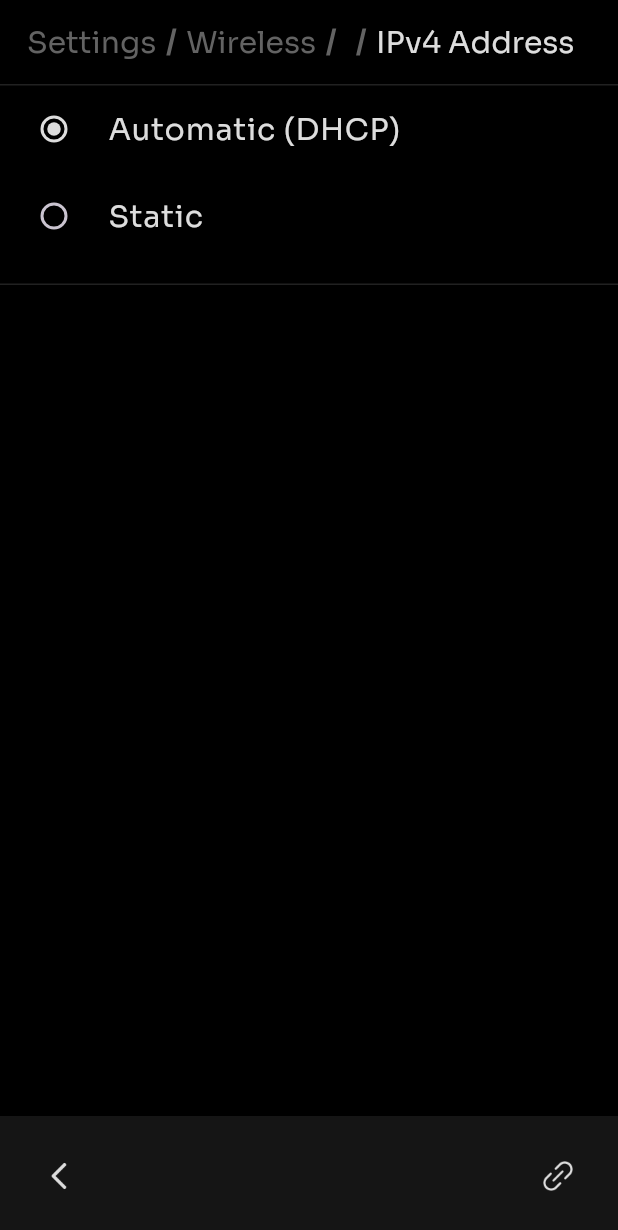
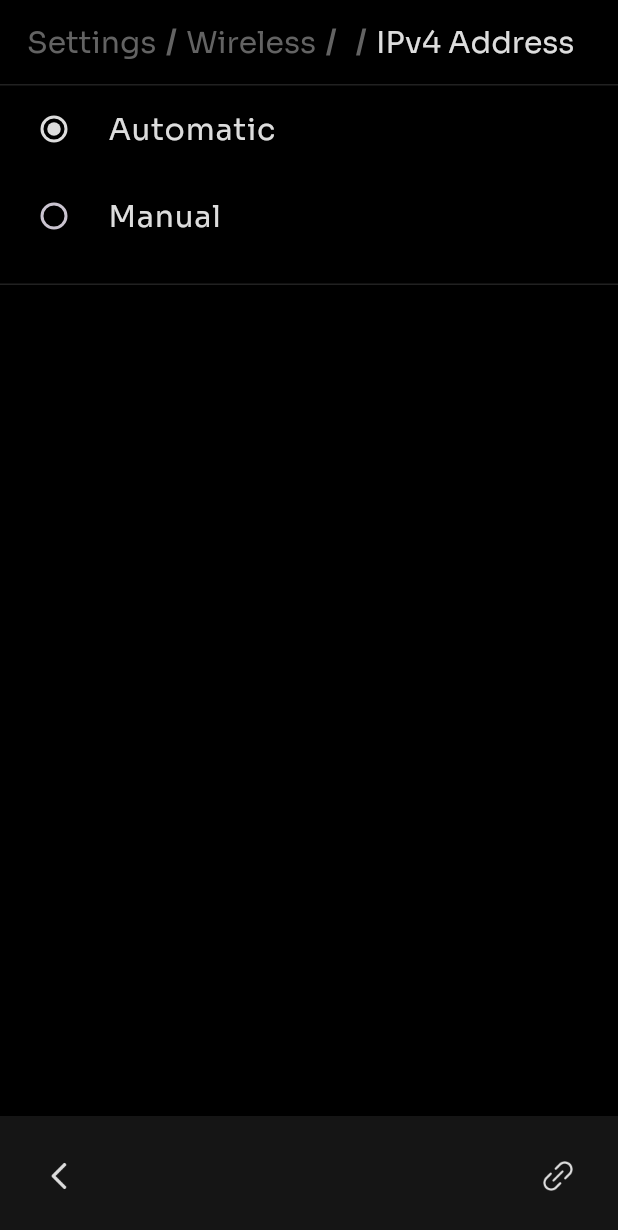
Before and after one commit to yogitah-mecha/mechanix-settings, a Flutter app: the NetworkDetailScreen screen opened directly with empty values, after a tap on "Configure IP", on a phone screen of 412 x 824 dp. Shown: the top 1230 px of the screen. Run offline on Flutter 3.47's test engine with Material 3 defaults, Android fonts, the phone set to English and light mode, and no system bars; our stand-ins replace equatable, flutter_bloc.

Commit message:
fix: IPv4 address screen; custom text field widget added;

```diff
--- a/lib/core/theme/app_theme.dart
+++ b/lib/core/theme/app_theme.dart
@@ -1,4 +1,5 @@
 import 'package:flutter/material.dart';
+import 'package:flutter/cupertino.dart';
 
 class AppColors {
   static const Color background = Color.fromARGB(255, 0, 0, 0);
--- a/lib/core/utils/enums.dart
+++ b/lib/core/utils/enums.dart
@@ -75,15 +75,15 @@ extension ProxyTypeParsing on String {
   }
 }
 
-enum IPv4ConfigType { automaticDhcp, static }
+enum IPv4ConfigType { automatic, manual }
 
 extension IPv4ConfigTypeX on IPv4ConfigType {
   String label(AppLocalizations l10n) {
     switch (this) {
-      case IPv4ConfigType.automaticDhcp:
-        return l10n.automaticDhcp;
-      case IPv4ConfigType.static:
-        return l10n.staticOption;
+      case IPv4ConfigType.automatic:
+        return l10n.automatic;
+      case IPv4ConfigType.manual:
+        return l10n.manual;
     }
   }
 }
@@ -92,7 +92,7 @@ extension IPv4ConfigTypeParsing on String {
   IPv4ConfigType toIPv4ConfigType() {
     return IPv4ConfigType.values.firstWhere(
       (e) => e.name == this,
-      orElse: () => IPv4ConfigType.automaticDhcp,
+      orElse: () => IPv4ConfigType.automatic,
     );
   }
 }
--- a/lib/features/wireless/blocs/wireless_bloc.dart
+++ b/lib/features/wireless/blocs/wireless_bloc.dart
@@ -122,8 +122,8 @@ class WirelessBloc extends Bloc<WirelessEvent, WirelessState> {
     Emitter<WirelessState> emit,
   ) async {
     await _repository.addNetwork(event.name);
-    final availNets = await _repository.getAvailableNetworks();
-    emit(state.copyWith(availableNetworks: availNets));
+    final savedNetworks = await _repository.getSavedNetworks();
+    emit(state.copyWith(savedNetworks: savedNetworks));
   }
 
   Future<void> _onUpdateNetworkSettings(
--- a/lib/features/wireless/data/models/wifi_network.dart
+++ b/lib/features/wireless/data/models/wifi_network.dart
@@ -37,7 +37,7 @@ class WifiNetwork extends Equatable {
     this.lowDataMode = false,
     this.limitIpAddressTracking = true,
     this.privateAddressType = PrivateAddressType.staticAddress,
-    this.ipConfigType = IPv4ConfigType.automaticDhcp,
+    this.ipConfigType = IPv4ConfigType.automatic,
     this.ipAddress = "192.168.29.187",
     this.subnetMask = "255.255.255.0",
     this.router = "192.168.29.1",
--- a/lib/features/wireless/data/repositories/wireless_repository.dart
+++ b/lib/features/wireless/data/repositories/wireless_repository.dart
@@ -77,7 +77,7 @@ class WirelessRepository {
   }
 
   Future<void> addNetwork(String name) async {
-    _availableNetworks.add(
+    _savedNetworks.add(
       WifiNetwork(
         name: name,
         signalLevel: 3,
--- a/lib/features/wireless/presentation/widgets/network_details/ipv4_address.dart
+++ b/lib/features/wireless/presentation/widgets/network_details/ipv4_address.dart
@@ -6,10 +6,9 @@ import 'package:mechanix_settings/core/widgets/bottom_bar/bottom_bar.dart';
 import 'package:mechanix_settings/core/widgets/breadcrumbs.dart';
 import 'package:mechanix_settings/core/widgets/custom_divider.dart';
 import 'package:mechanix_settings/core/widgets/custom_icon_button.dart';
+import 'package:mechanix_settings/core/widgets/custom_text_field.dart';
 import 'package:mechanix_settings/features/wireless/data/models/wifi_network.dart';
 import 'package:mechanix_settings/features/wireless/presentation/screens/network_detail.dart';
-import 'package:mechanix_settings/features/wireless/presentation/widgets/wireless_settings/settings_info_row.dart';
-import 'package:mechanix_settings/features/wireless/presentation/widgets/wireless_settings/settings_config_row.dart';
 import 'package:mechanix_settings/features/wireless/presentation/widgets/wireless_settings/settings_section_header.dart';
 import 'package:mechanix_settings/l10n/app_localizations.dart';
 
@@ -35,21 +34,28 @@ class IPv4AddressScreen extends StatefulWidget {
 
 class _IPv4AddressScreenState extends State<IPv4AddressScreen> {
   late IPv4ConfigType _configType;
-  late String _ipAddress;
-  late String _gateway;
 
   final ScrollController _breadcrumbScrollController = ScrollController();
+  late final TextEditingController _ipController;
+  late final TextEditingController _subnetController;
+  late final TextEditingController _routerController;
 
   @override
   void initState() {
     super.initState();
+
     _configType = widget.currentConfig;
-    _ipAddress = widget.ipAddress;
-    _gateway = widget.gateway;
+
+    _ipController = TextEditingController(text: widget.ipAddress);
+    _subnetController = TextEditingController(text: widget.network.subnetMask);
+    _routerController = TextEditingController(text: widget.gateway);
   }
 
   @override
   void dispose() {
+    _ipController.dispose();
+    _subnetController.dispose();
+    _routerController.dispose();
     _breadcrumbScrollController.dispose();
     super.dispose();
   }
@@ -57,63 +63,12 @@ class _IPv4AddressScreenState extends State<IPv4AddressScreen> {
   void _saveAndPop() {
     widget.onSaved({
       'config': _configType,
-      'ipAddress': _ipAddress,
-      'gateway': _gateway,
+      'ipAddress': _ipController.text.trim(),
+      'gateway': _routerController.text.trim(),
+      'subnetMask': _subnetController.text.trim(),
     });
 
     Navigator.of(context).pop();
-  }
-
-  // TODO: update design
-  void _showEditFieldDialog({
-    required String title,
-    required String currentValue,
-    required ValueChanged<String> onSaved,
-  }) {
-    final controller = TextEditingController(text: currentValue);
-
-    showDialog(
-      context: context,
-      builder: (context) {
-        return AlertDialog(
-          backgroundColor: AppColors.backgroundVariant,
-          title: Text(
-            title,
-            style: Theme.of(
-              context,
-            ).textTheme.headlineMedium?.copyWith(color: AppColors.onSurface),
-          ),
-          content: TextField(
-            controller: controller,
-            style: const TextStyle(color: AppColors.onSurface),
-            decoration: const InputDecoration(
-              enabledBorder: UnderlineInputBorder(
-                borderSide: BorderSide(color: AppColors.onSurfaceVariantDark),
-              ),
-              focusedBorder: UnderlineInputBorder(
-                borderSide: BorderSide(color: AppColors.onSurface),
-              ),
-            ),
-          ),
-          actions: [
-            TextButton(
-              onPressed: () => Navigator.pop(context),
-              child: const Text(
-                'Cancel',
-                style: TextStyle(color: AppColors.onSurfaceVariant),
-              ),
-            ),
-            TextButton(
-              onPressed: () {
-                onSaved(controller.text.trim());
-                Navigator.pop(context);
-              },
-              child: const Text('Save', style: TextStyle(color: Colors.white)),
-            ),
-          ],
-        );
-      },
-    );
   }
 
   @override
@@ -182,27 +137,45 @@ class _IPv4AddressScreenState extends State<IPv4AddressScreen> {
 
             const CustomDivider(verticalPadding: 16),
 
-            if (_configType == IPv4ConfigType.static) ...[
-              SettingsSectionHeader(title: l10n.staticTitle),
+            if (_configType == IPv4ConfigType.manual) ...[
+              SettingsSectionHeader(title: l10n.manualIp),
 
               const SizedBox(height: 12),
+              Padding(
+                padding: const EdgeInsets.symmetric(horizontal: 16),
+                child: Column(
+                  children: [
+                    CustomTextField(
+                      controller: _ipController,
+                      hintText: l10n.ipAddressLabel,
+                      keyboardType: const TextInputType.numberWithOptions(
+                        decimal: true,
+                      ),
+                      textInputAction: TextInputAction.next,
+                    ),
 
-              SettingsInfoRow(
-                title: l10n.ipAddressSettingsLabel,
-                value: _ipAddress.isEmpty ? '255.255.255.25' : _ipAddress,
-              ),
+                    const SizedBox(height: 12),
 
-              SettingsConfigRow(
-                title: l10n.gatewayLabel,
-                value: _gateway.isEmpty ? l10n.none : _gateway,
-                onTap: () => _showEditFieldDialog(
-                  title: l10n.gatewayLabel,
-                  currentValue: _gateway,
-                  onSaved: (value) {
-                    setState(() {
-                      _gateway = value;
-                    });
-                  },
+                    CustomTextField(
+                      controller: _subnetController,
+                      hintText: l10n.subnetMaskLabel,
+                      keyboardType: const TextInputType.numberWithOptions(
+                        decimal: true,
+                      ),
+                      textInputAction: TextInputAction.next,
+                    ),
+
+                    const SizedBox(height: 12),
+
+                    CustomTextField(
+                      controller: _routerController,
+                      hintText: l10n.routerLabel,
+                      keyboardType: const TextInputType.numberWithOptions(
+                        decimal: true,
+                      ),
+                      textInputAction: TextInputAction.done,
+                    ),
+                  ],
                 ),
               ),
             ],
--- a/lib/features/wireless/presentation/widgets/network_details/network_details_body.dart
+++ b/lib/features/wireless/presentation/widgets/network_details/network_details_body.dart
@@ -141,6 +141,7 @@ class NetworkDetailsBody extends StatelessWidget {
                             network.copyWith(
                               ipConfigType: data['config'] as IPv4ConfigType,
                               ipAddress: data['ipAddress'] as String,
+                              subnetMask: data['subnetMask'] as String,
                               router: data['gateway'] as String,
                             ),
                           ),
@@ -153,8 +154,8 @@ class NetworkDetailsBody extends StatelessWidget {
             ),
 
             if (network.isConnected &&
-                (network.ipConfigType == IPv4ConfigType.automaticDhcp ||
-                    network.ipConfigType == IPv4ConfigType.static)) ...[
+                (network.ipConfigType == IPv4ConfigType.automatic ||
+                    network.ipConfigType == IPv4ConfigType.manual)) ...[
               SettingsInfoRow(
                 title: l10n.ipAddressLabel,
                 value: network.ipAddress,
--- a/lib/l10n/app_en.arb
+++ b/lib/l10n/app_en.arb
@@ -42,6 +42,7 @@
   "automatic": "Automatic",
   "automaticDhcp": "Automatic (DHCP)",
   "manual": "Manual",
+  "manualIp": "Manual IP",
   "none" : "None",
   "staticTitle": "Static",
   "staticOption": "Static",
--- a/lib/l10n/app_localizations.dart
+++ b/lib/l10n/app_localizations.dart
@@ -304,6 +304,12 @@ abstract class AppLocalizations {
   /// **'Manual'**
   String get manual;
 
+  /// No description provided for @manualIp.
+  ///
+  /// In en, this message translates to:
+  /// **'Manual IP'**
+  String get manualIp;
+
   /// No description provided for @none.
   ///
   /// In en, this message translates to:
--- a/lib/l10n/app_localizations_en.dart
+++ b/lib/l10n/app_localizations_en.dart
@@ -116,6 +116,9 @@ class AppLocalizationsEn extends AppLocalizations {
   String get manual => 'Manual';
 
   @override
+  String get manualIp => 'Manual IP';
+
+  @override
   String get none => 'None';
 
   @override
```
Also changed, not shown: lib/core/widgets/custom_text_field.dart (added, +83 -0 lines), lib/features/wireless/presentation/widgets/add_network.dart (+8 -43 lines), lib/features/wireless/presentation/widgets/wireless_password.dart (+4 -20 lines), pubspec.lock.
